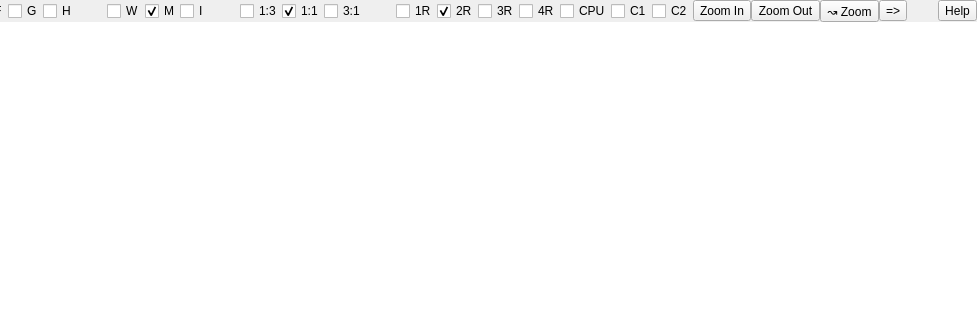
kmatheussen/radium, file Qt/qt4_mixer_widget.ui: the form before one commit; both pictures show x 222 to 1199 and y 0 to 320 of the 1199 by 491 pixel window.
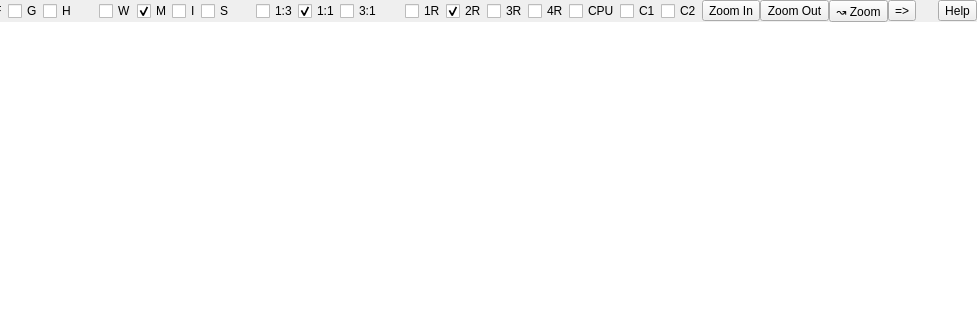
The form after the commit.

Commit message: GUI: Add option to put the sequencer in the bottom of the mixer instead of the main window lower tabs. API: Renamed mainMixerIsInWindow->mainMixerInWindow, switchMixerIsInWindow->switchMainMixerInWindow, instrumentWidgetIsInMixer->instrumentInMixer, setInstrumentWidgetInMixer->setInstrumentInMixer, switchInstrumentWidgetInMixer->switchInstrumentInMixer. New: sequencerInMixer, setSequencerInMixer, switchSequencerInMixer, sequencerInMainTabs, configureSequencerWidget, gui_getMixerYSplitter

```diff
--- a/Qt/qt4_mixer_widget.ui
+++ b/Qt/qt4_mixer_widget.ui
@@ -219,6 +219,16 @@
         </property>
        </widget>
       </item>
+      <item>
+       <widget class="QCheckBox" name="include_sequencer_widget">
+        <property name="toolTip">
+         <string>Show instrument widget inside the mixer</string>
+        </property>
+        <property name="text">
+         <string>S</string>
+        </property>
+       </widget>
+      </item>
       <item>
        <spacer name="horizontalSpacer">
         <property name="orientation">
```
Left out of the diff: 2 changed lines with no effect on the pictures. The commit also changes 21 other files.
